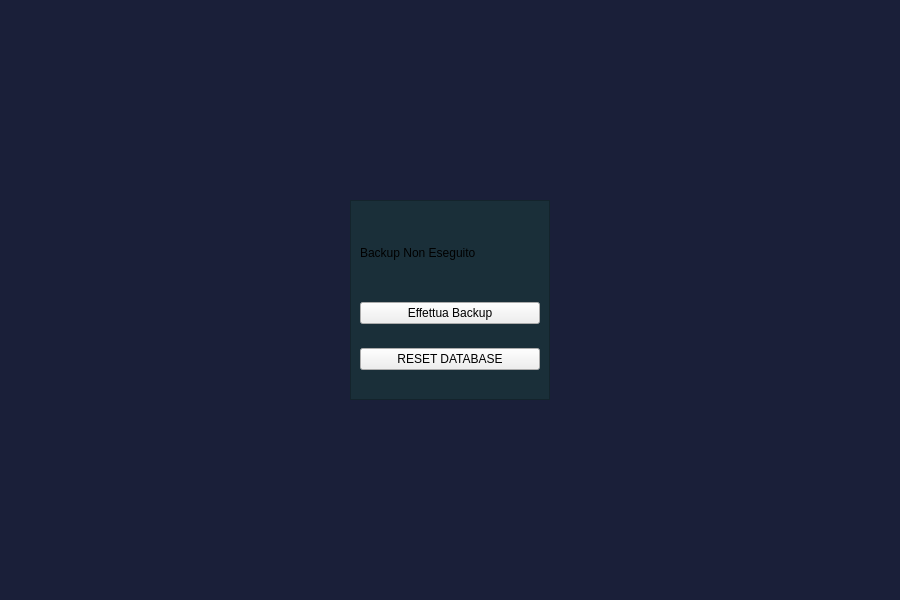
The window that UsatoBeatoPython/resourcesForUsatoBeato/AmministratoreViews/backupView.ui (LeonUrsu/NegozioDellUsato-ExamIS) describes before a commit, drawn with Qt 5.
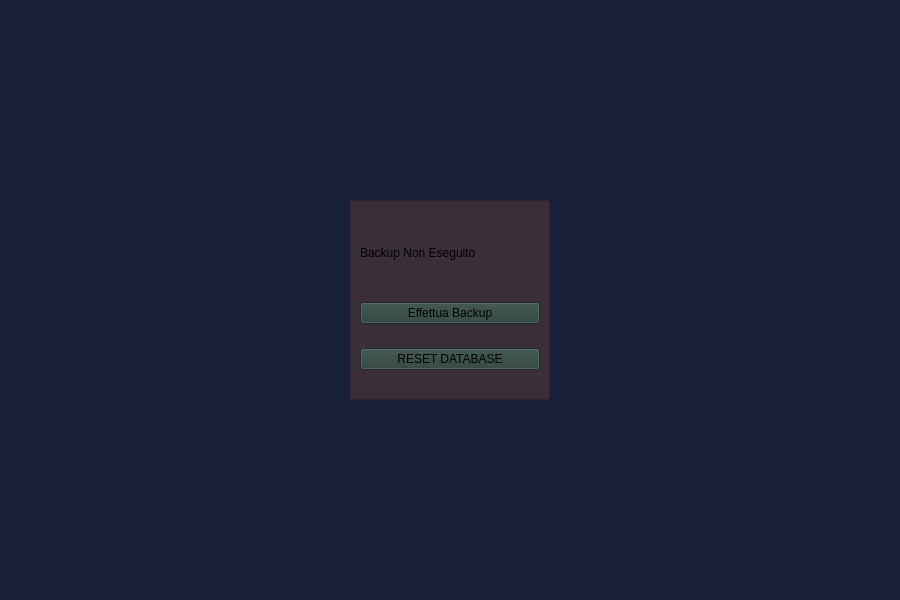
The same window after the commit.

```diff
--- a/UsatoBeatoPython/resourcesForUsatoBeato/AmministratoreViews/backupView.ui
+++ b/UsatoBeatoPython/resourcesForUsatoBeato/AmministratoreViews/backupView.ui
@@ -24,11 +24,9 @@
 	background-color:#1a1f39;
 }
 #frame{
-	background-color:#1a2f39;
+	background-color:#3a2f39;
 }
-#pushButton{
-	background-color:#1a3f39;
-}</string>
+</string>
   </property>
   <layout class="QHBoxLayout" name="horizontalLayout">
    <item>
@@ -39,6 +37,11 @@
        <height>200</height>
       </size>
      </property>
+     <property name="styleSheet">
+      <string notr="true">#effettuaBackup, #resetDatabase{
+	background-color:#2a3f39;
+}</string>
+     </property>
      <property name="frameShape">
       <enum>QFrame::StyledPanel</enum>
      </property>
```
